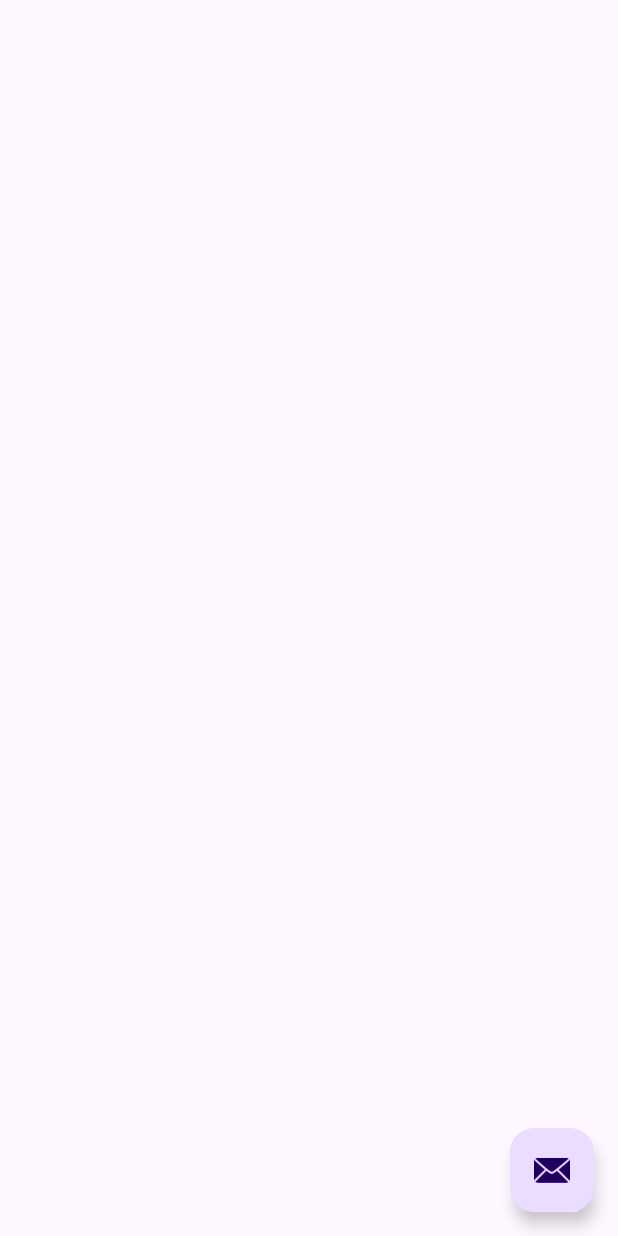
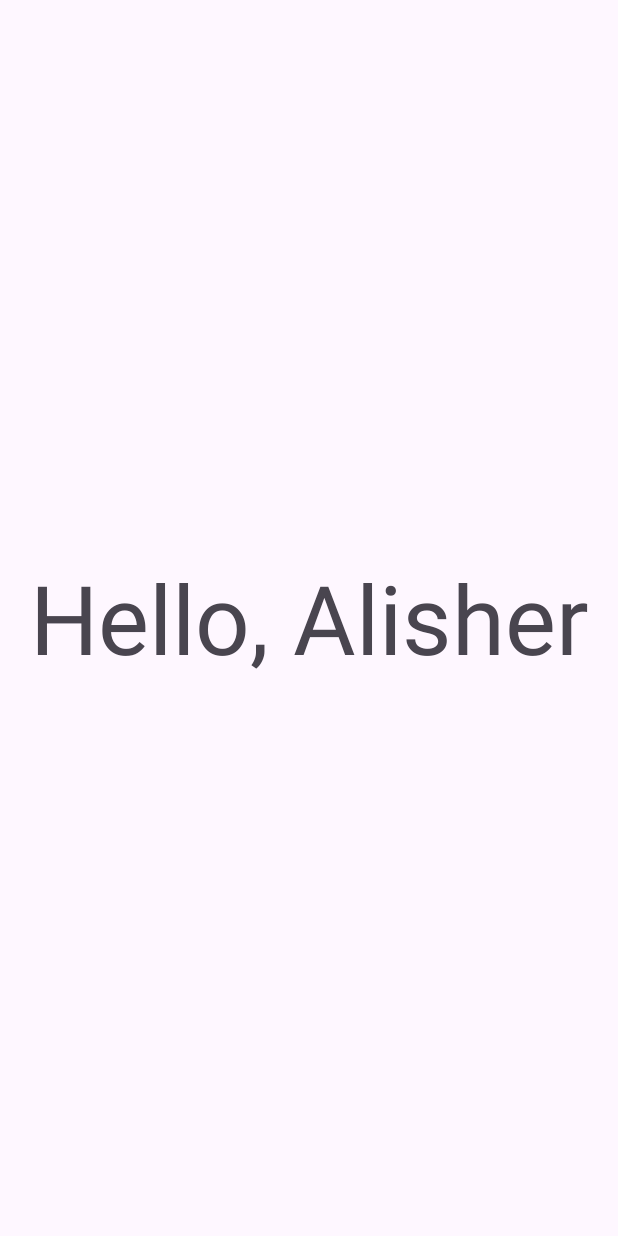
Before and after one commit to alisherbu/Poets, an Android app: the screen it shows after launch (MainActivity), on a phone screen of 412 x 824 dp. Run offline under Robolectric (Android 15) with nearby library versions, the phone set to English and light mode, and no system bars.

```diff
--- a/app/build.gradle
+++ b/app/build.gradle
@@ -47,4 +47,5 @@ dependencies {
     androidTestImplementation 'androidx.test.ext:junit:1.1.4'
     androidTestImplementation 'androidx.test.espresso:espresso-core:3.5.0'
     implementation 'com.github.kirich1409:viewbindingpropertydelegate:1.5.6'
+    implementation "com.arkivanov.mvikotlin:mvikotlin:3.0.2"
 }
--- a/app/src/main/java/kaa/alisherbu/baxtsizlar/MainActivity.kt
+++ b/app/src/main/java/kaa/alisherbu/baxtsizlar/MainActivity.kt
@@ -5,9 +5,16 @@ import androidx.appcompat.app.AppCompatActivity
 import androidx.core.view.WindowCompat
 
 class MainActivity : AppCompatActivity(R.layout.activity_main) {
-
     override fun onCreate(savedInstanceState: Bundle?) {
         WindowCompat.setDecorFitsSystemWindows(window, false)
         super.onCreate(savedInstanceState)
+        if (savedInstanceState == null) {
+            supportFragmentManager
+                .beginTransaction()
+                .add(R.id.content_container, rootFragment())
+                .commit()
+        }
     }
+
+    fun rootFragment() = RootFragment()
 }
--- /dev/null
+++ b/app/src/main/java/kaa/alisherbu/baxtsizlar/RootFragment.kt
@@ -0,0 +1,6 @@
+package kaa.alisherbu.baxtsizlar
+
+import androidx.fragment.app.Fragment
+
+class RootFragment : Fragment(R.layout.fragment_root) {
+}
--- a/app/src/main/res/layout/activity_main.xml
+++ b/app/src/main/res/layout/activity_main.xml
@@ -1,31 +1,10 @@
 <?xml version="1.0" encoding="utf-8"?>
-<androidx.coordinatorlayout.widget.CoordinatorLayout xmlns:android="http://schemas.android.com/apk/res/android"
-    xmlns:app="http://schemas.android.com/apk/res-auto"
+<FrameLayout xmlns:android="http://schemas.android.com/apk/res/android"
+    android:id="@+id/content_container"
     xmlns:tools="http://schemas.android.com/tools"
     android:layout_width="match_parent"
     android:layout_height="match_parent"
     android:fitsSystemWindows="true"
     tools:context=".MainActivity">
 
-    <com.google.android.material.appbar.AppBarLayout
-        android:layout_width="match_parent"
-        android:layout_height="wrap_content"
-        android:fitsSystemWindows="true">
-
-        <com.google.android.material.appbar.MaterialToolbar
-            android:id="@+id/toolbar"
-            android:layout_width="match_parent"
-            android:layout_height="?attr/actionBarSize" />
-
-    </com.google.android.material.appbar.AppBarLayout>
-
-    <com.google.android.material.floatingactionbutton.FloatingActionButton
-        android:id="@+id/fab"
-        android:layout_width="wrap_content"
-        android:layout_height="wrap_content"
-        android:layout_gravity="bottom|end"
-        android:layout_marginEnd="@dimen/fab_margin"
-        android:layout_marginBottom="16dp"
-        app:srcCompat="@android:drawable/ic_dialog_email" />
-
-</androidx.coordinatorlayout.widget.CoordinatorLayout>
+</FrameLayout>
--- /dev/null
+++ b/app/src/main/res/layout/fragment_root.xml
@@ -0,0 +1,12 @@
+<?xml version="1.0" encoding="utf-8"?>
+<androidx.constraintlayout.widget.ConstraintLayout xmlns:android="http://schemas.android.com/apk/res/android"
+    android:layout_width="match_parent"
+    android:layout_height="match_parent">
+
+    <TextView
+        android:layout_width="match_parent"
+        android:layout_height="match_parent"
+        android:gravity="center"
+        android:text="Hello, Alisher"
+        android:textSize="64sp" />
+</androidx.constraintlayout.widget.ConstraintLayout>
```
